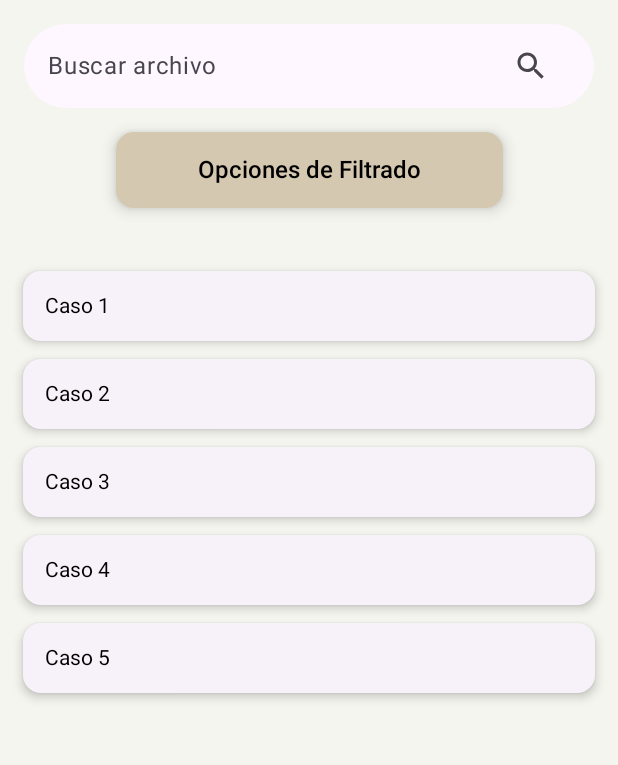
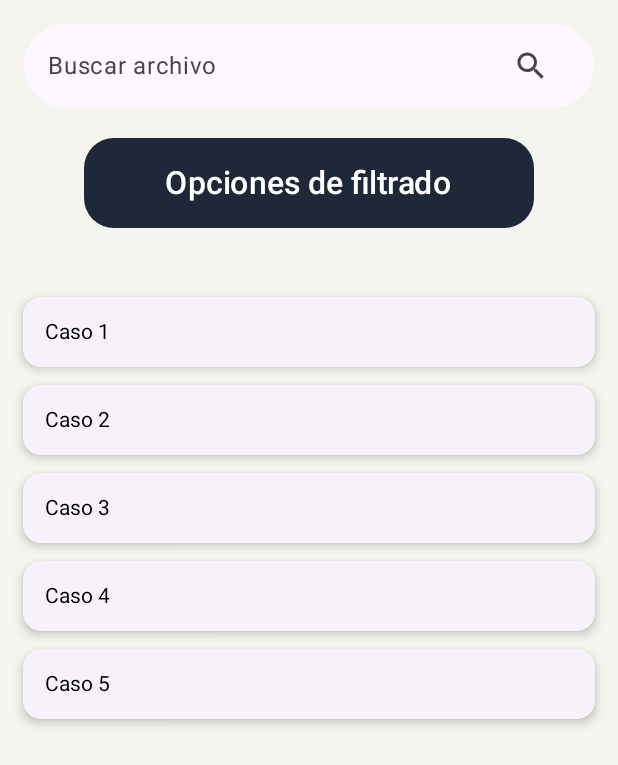
Before and after one commit to void-david/soar-dev, an Android app built with Jetpack Compose: the @Preview function DashboardPreview, on a phone screen of 412 x 824 dp. Shown: the top 765 px of the screen. Run offline under Robolectric (Android 15) with nearby library versions, the phone set to English and light mode, and no system bars.

Commit message:
Dashboard tantito estilo
estilando tantito el dashboard

```diff
--- a/app/src/main/java/com/example/todoapp/views/Dashboard.kt
+++ b/app/src/main/java/com/example/todoapp/views/Dashboard.kt
@@ -18,6 +18,7 @@ import androidx.compose.foundation.layout.padding
 import androidx.compose.foundation.layout.size
 import androidx.compose.foundation.layout.width
 import androidx.compose.foundation.lazy.LazyColumn
+import androidx.compose.foundation.shape.RoundedCornerShape
 import androidx.compose.material.icons.Icons
 import androidx.compose.material.icons.filled.AccountCircle
 import androidx.compose.material.icons.filled.Add
@@ -29,6 +30,7 @@ import androidx.compose.material.icons.filled.Search
 import androidx.compose.material.icons.outlined.DateRange
 import androidx.compose.material.icons.outlined.Email
 import androidx.compose.material.icons.outlined.Search
+import androidx.compose.material3.ButtonDefaults
 import androidx.compose.material3.Card
 import androidx.compose.material3.CardDefaults
 import androidx.compose.material3.ElevatedCard
@@ -63,7 +65,7 @@ import androidx.compose.ui.unit.sp
 import androidx.navigation.NavController
 import androidx.navigation.compose.rememberNavController
 import com.example.todoapp.R
-
+import com.example.todoapp.ui.theme.buttonColorMain
 
 @OptIn(ExperimentalMaterial3Api::class)
 @Composable
@@ -83,34 +85,23 @@ fun Dashboard(navController: NavController, paddingValues: PaddingValues){
         modifier = Modifier
             .fillMaxSize()
             .background(Color(0xFFF5F5EF))
-                .padding(paddingValues)
+            .padding(paddingValues),
+        verticalArrangement = Arrangement.Top,
+        horizontalAlignment = Alignment.CenterHorizontally
     ) {
         SearchBar(
             query = query,
             onQueryChanged = { query = it },
             onClearQuery = { query = "" },
         )
-            val imageSize: Int = 100
-            ElevatedCard(
-                modifier = Modifier
-                    .padding(16.dp)
-                    .width(258.dp)
-                    .align(Alignment.CenterHorizontally),
-                elevation = CardDefaults.cardElevation(defaultElevation = 6.dp),
-                colors = CardDefaults.cardColors(Color(0xFFD5C8B1)),
-                onClick = { navController.navigate("search_engine") }
-            ) {
-                Text(
-                    modifier = Modifier
-                        .align(Alignment.CenterHorizontally)
-                        .padding(16.dp)
-                        .fillMaxWidth(),
-                    text = "Opciones de Filtrado",
-                    fontSize = 16.sp,
-                    textAlign = TextAlign.Center,
-                    fontWeight = FontWeight.Medium
+
+        MenuButton("Opciones de filtrado",
+            onClick = { navController.navigate("filter_view")},
+            modifier = Modifier.padding(20.dp),
+            shape = RoundedCornerShape(20.dp),
+            textScale = 1.5f
         )
-            }
+
         LazyColumn(
             modifier = Modifier
                 .fillMaxSize()
@@ -133,7 +124,6 @@ fun Dashboard(navController: NavController, paddingValues: PaddingValues){
                             .padding(15.dp)
                             .fillParentMaxWidth()
                             .padding(start = 20.dp),
-
                     )
                 }
             }
@@ -166,19 +156,17 @@ fun SearchBar(
             .padding(start = 16.dp, end = 16.dp, top = 16.dp)
             .height(56.dp),
         colors = TextFieldDefaults.colors(
-            focusedContainerColor = MaterialTheme.colorScheme.surface,
+            focusedContainerColor = Color(0xFFE6C693),
             unfocusedContainerColor = MaterialTheme.colorScheme.surface,
-            focusedTextColor = MaterialTheme.colorScheme.onSurface,
+            focusedTextColor = Color.Black,
             unfocusedTextColor = MaterialTheme.colorScheme.onSurface,
-            focusedPlaceholderColor = MaterialTheme.colorScheme.onSurfaceVariant,
-            unfocusedPlaceholderColor = MaterialTheme.colorScheme.onSurfaceVariant,
             focusedIndicatorColor = Color.Transparent,
             unfocusedIndicatorColor = Color.Transparent
         ),
-        shape = MaterialTheme.shapes.extraLarge
+        shape = MaterialTheme.shapes.extraLarge,
+        singleLine = true
     )
 }
-
 
 @Preview(showBackground = true)
 @Composable
--- a/app/src/main/java/com/example/todoapp/views/LoginView.kt
+++ b/app/src/main/java/com/example/todoapp/views/LoginView.kt
@@ -50,6 +50,7 @@ import androidx.compose.foundation.layout.Row
 import androidx.compose.foundation.layout.Box
 import androidx.compose.ui.Alignment.Companion.CenterHorizontally
 import androidx.compose.ui.Alignment.Companion.CenterVertically
+import androidx.compose.ui.graphics.Shape
 
 @Composable
 fun LoginView(navController: NavHostController){
@@ -89,7 +90,7 @@ fun LoginView(navController: NavHostController){
 
         MenuButton(
             text = "INICIA SESIÓN",
-            onClick = { navController.navigate("dashboard") }
+            onClick = { navController.navigate("dashboard") },
         )
 
         Spacer(modifier = Modifier.height(16.dp))
@@ -113,17 +114,21 @@ fun LoginView(navController: NavHostController){
 }
 
 @Composable
-fun MenuButton(text: String, onClick: () -> Unit, modifier: Modifier = Modifier) {
+fun MenuButton(text: String,
+               onClick: () -> Unit,
+               modifier: Modifier = Modifier,
+               shape: Shape = RoundedCornerShape(4.dp),
+               textScale: Float = 1.5f) {
     Button(
         modifier = modifier
             .width(300.dp)
             .height(60.dp),
-        shape = RoundedCornerShape(4.dp),
         colors = ButtonDefaults.buttonColors(containerColor = buttonColorMain),
-        onClick = onClick
+        onClick = onClick,
+        shape = shape
     ) {Text(
         text = text,
-        modifier = Modifier.scale(1.5f)
+        modifier = Modifier.scale(textScale)
     ) }
 }
 
```
Also changed, not shown: app/src/main/java/com/example/todoapp/views/SearchEngineView.kt (+1 -51 lines). Lines whose indentation alone changed are shown as unchanged.
